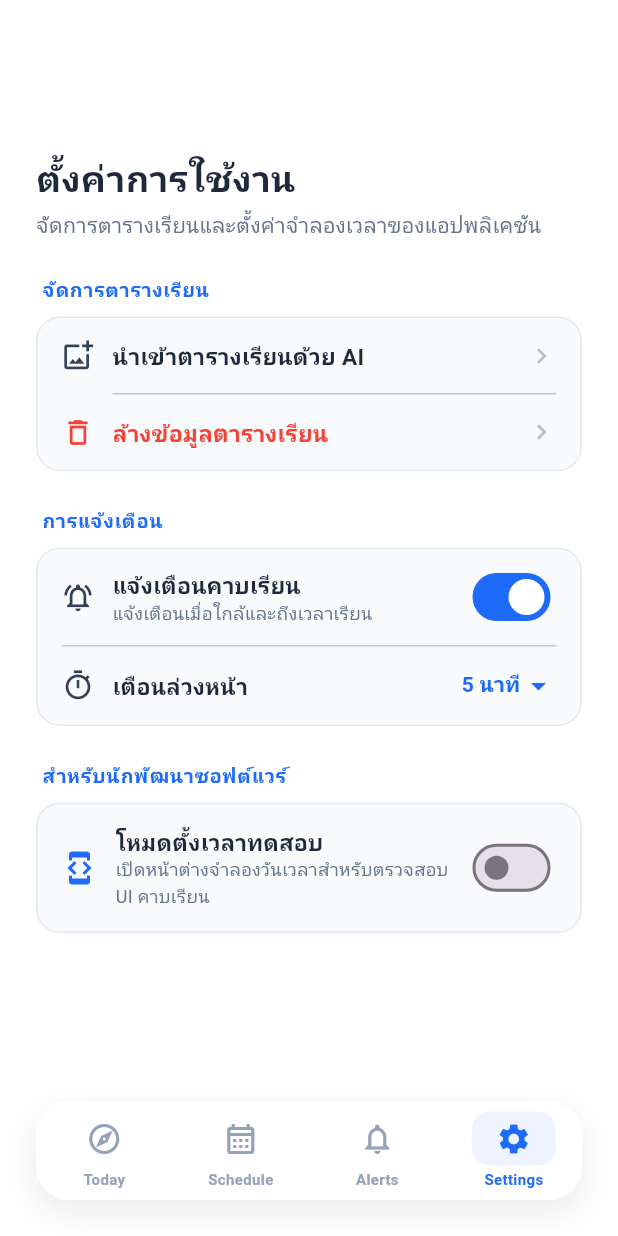
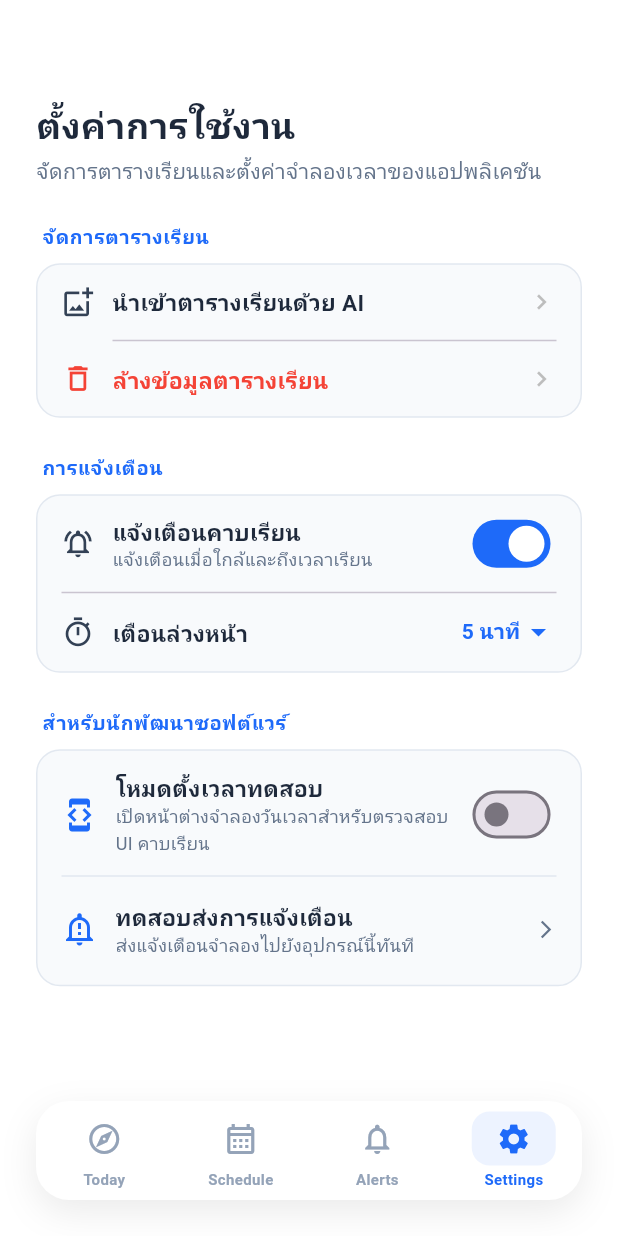
Before and after one commit to teelawat/ClassPulse, a Flutter app: the screen it shows after launch, item 4 of the bottom bar chosen, on a phone screen of 412 x 824 dp. Run offline on Flutter 3.47's test engine with Material 3 defaults, Android fonts, the phone set to English and light mode, and no system bars; our stand-ins replace figma_squircle, file_picker, flutter_local_notifications, google_fonts, shared_preferences, timezone; missing offline and left inert: flutter_displaymode, local_notifier, window_manager; Roboto replaces fonts that are missing (Kanit).

Commit message:
feat(notification): add immediate test button and rename Windows binary to ClassPulse

```diff
--- a/lib/screens/home_screen.dart
+++ b/lib/screens/home_screen.dart
@@ -1015,6 +1015,48 @@ class _HomeScreenState extends State<HomeScreen> {
                     ),
                   ],
                 ),
+                const Padding(
+                  padding: EdgeInsets.symmetric(vertical: 12),
+                  child: Divider(height: 1, color: AppColors.border),
+                ),
+                InkWell(
+                  onTap: () async {
+                    await NotificationService.showTestNotification();
+                  },
+                  borderRadius: BorderRadius.circular(8),
+                  child: Padding(
+                    padding: const EdgeInsets.symmetric(vertical: 4),
+                    child: Row(
+                      children: [
+                        const Icon(Icons.notification_important_outlined, color: AppColors.primary, size: 24),
+                        const SizedBox(width: 12),
+                        const Expanded(
+                          child: Column(
+                            crossAxisAlignment: CrossAxisAlignment.start,
+                            children: [
+                              Text(
+                                'ทดสอบส่งการแจ้งเตือน',
+                                style: TextStyle(
+                                  fontSize: 15,
+                                  fontWeight: FontWeight.bold,
+                                  color: AppColors.textDark,
+                                ),
+                              ),
+                              Text(
+                                'ส่งแจ้งเตือนจำลองไปยังอุปกรณ์นี้ทันที',
+                                style: TextStyle(
+                                  fontSize: 12,
+                                  color: AppColors.textLight,
+                                ),
+                              ),
+                            ],
+                          ),
+                        ),
+                        const Icon(Icons.arrow_forward_ios, color: AppColors.textLight, size: 14),
+                      ],
+                    ),
+                  ),
+                ),
               ],
             ),
           ),
```
Also changed, not shown: lib/main.dart (+5 -5 lines), lib/services/notification_service.dart (+35 -0 lines), 2 other files.
